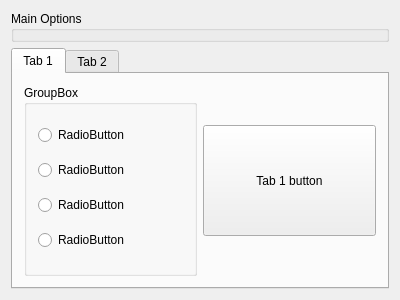
eduardorasgado/RoadtoQt5, file QtWidges/qTabWidgetDemo/widget.ui: the form before one commit.
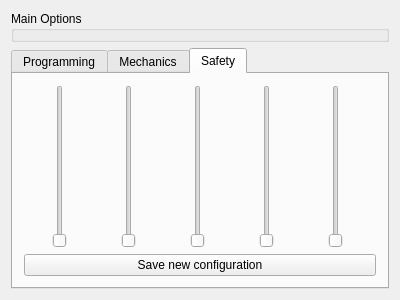
The form after the commit. The open tabs and pages were chosen to show the change.

Commit message: tabs and ui, logic for programming tab

```diff
--- a/QtWidges/qTabWidgetDemo/widget.ui
+++ b/QtWidges/qTabWidgetDemo/widget.ui
@@ -30,40 +30,40 @@
        </property>
        <widget class="QWidget" name="tab">
         <attribute name="title">
-         <string>Tab 1</string>
+         <string>Programming</string>
         </attribute>
         <layout class="QHBoxLayout" name="horizontalLayout">
          <item>
           <widget class="QGroupBox" name="groupBox">
            <property name="title">
-            <string>GroupBox</string>
+            <string>Robot programming language</string>
            </property>
            <layout class="QVBoxLayout" name="verticalLayout">
             <item>
              <widget class="QRadioButton" name="radioButton">
               <property name="text">
-               <string>RadioButton</string>
+               <string>C++</string>
               </property>
              </widget>
             </item>
             <item>
              <widget class="QRadioButton" name="radioButton_2">
               <property name="text">
-               <string>RadioButton</string>
+               <string>Java</string>
               </property>
              </widget>
             </item>
             <item>
              <widget class="QRadioButton" name="radioButton_3">
               <property name="text">
-               <string>RadioButton</string>
+               <string>Python</string>
               </property>
              </widget>
             </item>
             <item>
              <widget class="QRadioButton" name="radioButton_4">
               <property name="text">
-               <string>RadioButton</string>
+               <string>Labview</string>
               </property>
              </widget>
             </item>
@@ -97,7 +97,7 @@
               </sizepolicy>
              </property>
              <property name="text">
-              <string>Tab 1 button</string>
+              <string>Select</string>
              </property>
             </widget>
            </item>
@@ -123,21 +123,161 @@
        </widget>
        <widget class="QWidget" name="tab_2">
         <attribute name="title">
-         <string>Tab 2</string>
+         <string>Mechanics</string>
         </attribute>
-        <widget class="QPushButton" name="pushButton_2">
-         <property name="geometry">
-          <rect>
-           <x>10</x>
-           <y>10</y>
-           <width>80</width>
-           <height>25</height>
-          </rect>
-         </property>
-         <property name="text">
-          <string>Tab 2 button</string>
-         </property>
-        </widget>
+        <layout class="QHBoxLayout" name="horizontalLayout_3">
+         <item>
+          <layout class="QVBoxLayout" name="verticalLayout_5">
+           <item>
+            <layout class="QVBoxLayout" name="verticalLayout_4">
+             <item>
+              <widget class="QPushButton" name="pushButton_2">
+               <property name="text">
+                <string>A</string>
+               </property>
+              </widget>
+             </item>
+             <item>
+              <widget class="QPushButton" name="pushButton_3">
+               <property name="text">
+                <string>B</string>
+               </property>
+              </widget>
+             </item>
+             <item>
+              <widget class="QPushButton" name="pushButton_4">
+               <property name="text">
+                <string>C</string>
+               </property>
+              </widget>
+             </item>
+            </layout>
+           </item>
+           <item>
+            <spacer name="verticalSpacer_3">
+             <property name="orientation">
+              <enum>Qt::Vertical</enum>
+             </property>
+             <property name="sizeHint" stdset="0">
+              <size>
+               <width>20</width>
+               <height>40</height>
+              </size>
+             </property>
+            </spacer>
+           </item>
+          </layout>
+         </item>
+        </layout>
+       </widget>
+       <widget class="QWidget" name="tab_3">
+        <attribute name="title">
+         <string>Safety</string>
+        </attribute>
+        <layout class="QHBoxLayout" name="horizontalLayout_5">
+         <item>
+          <layout class="QVBoxLayout" name="verticalLayout_6">
+           <item>
+            <layout class="QHBoxLayout" name="horizontalLayout_4">
+             <item>
+              <widget class="QSlider" name="verticalSlider">
+               <property name="orientation">
+                <enum>Qt::Vertical</enum>
+               </property>
+              </widget>
+             </item>
+             <item>
+              <spacer name="verticalSpacer_4">
+               <property name="orientation">
+                <enum>Qt::Vertical</enum>
+               </property>
+               <property name="sizeHint" stdset="0">
+                <size>
+                 <width>20</width>
+                 <height>138</height>
+                </size>
+               </property>
+              </spacer>
+             </item>
+             <item>
+              <widget class="QSlider" name="verticalSlider_2">
+               <property name="orientation">
+                <enum>Qt::Vertical</enum>
+               </property>
+              </widget>
+             </item>
+             <item>
+              <spacer name="verticalSpacer_5">
+               <property name="orientation">
+                <enum>Qt::Vertical</enum>
+               </property>
+               <property name="sizeHint" stdset="0">
+                <size>
+                 <width>20</width>
+                 <height>138</height>
+                </size>
+               </property>
+              </spacer>
+             </item>
+             <item>
+              <widget class="QSlider" name="verticalSlider_3">
+               <property name="orientation">
+                <enum>Qt::Vertical</enum>
+               </property>
+              </widget>
+             </item>
+             <item>
+              <spacer name="verticalSpacer_6">
+               <property name="orientation">
+                <enum>Qt::Vertical</enum>
+               </property>
+               <property name="sizeHint" stdset="0">
+                <size>
+                 <width>20</width>
+                 <height>138</height>
+                </size>
+               </property>
+              </spacer>
+             </item>
+             <item>
+              <widget class="QSlider" name="verticalSlider_4">
+               <property name="orientation">
+                <enum>Qt::Vertical</enum>
+               </property>
+              </widget>
+             </item>
+             <item>
+              <spacer name="verticalSpacer_7">
+               <property name="orientation">
+                <enum>Qt::Vertical</enum>
+               </property>
+               <property name="sizeHint" stdset="0">
+                <size>
+                 <width>20</width>
+                 <height>138</height>
+                </size>
+               </property>
+              </spacer>
+             </item>
+             <item>
+              <widget class="QSlider" name="verticalSlider_5">
+               <property name="orientation">
+                <enum>Qt::Vertical</enum>
+               </property>
+              </widget>
+             </item>
+            </layout>
+           </item>
+           <item>
+            <widget class="QPushButton" name="pushButton_5">
+             <property name="text">
+              <string>Save new configuration</string>
+             </property>
+            </widget>
+           </item>
+          </layout>
+         </item>
+        </layout>
        </widget>
       </widget>
      </item>
```
Left out of the diff: 12 changed lines with no effect on the pictures. The commit also changes 2 other files.
